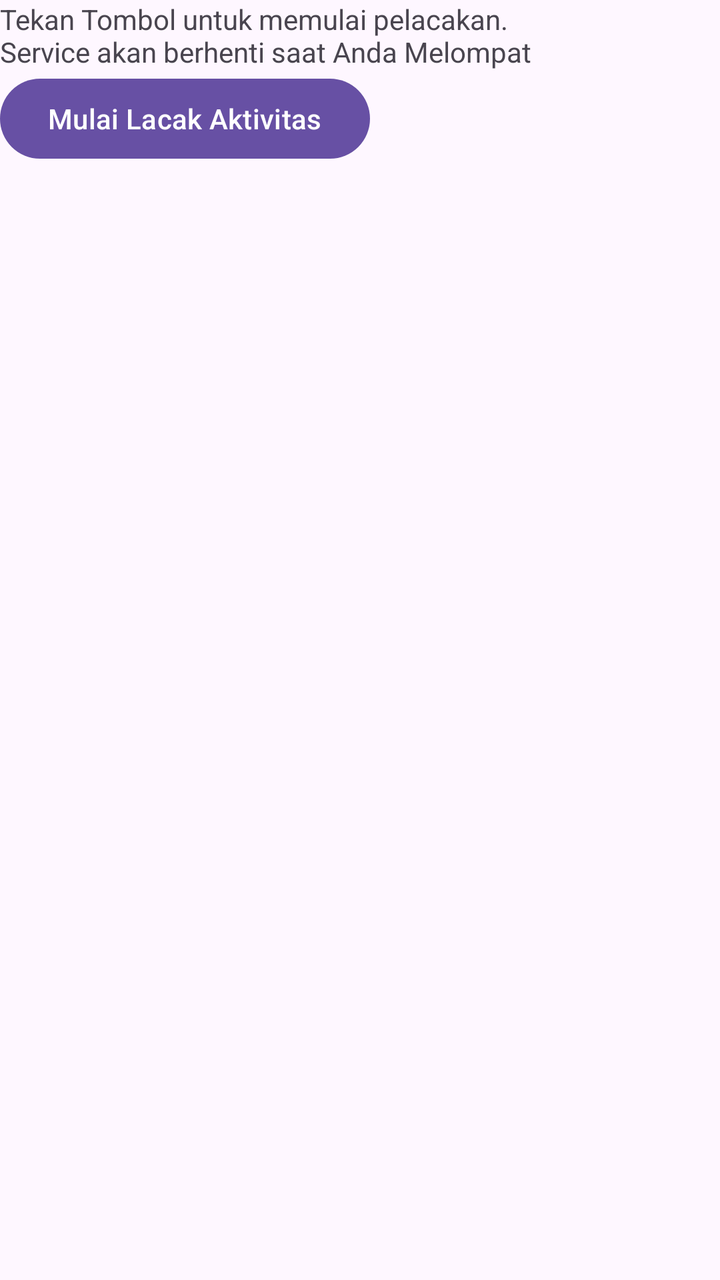
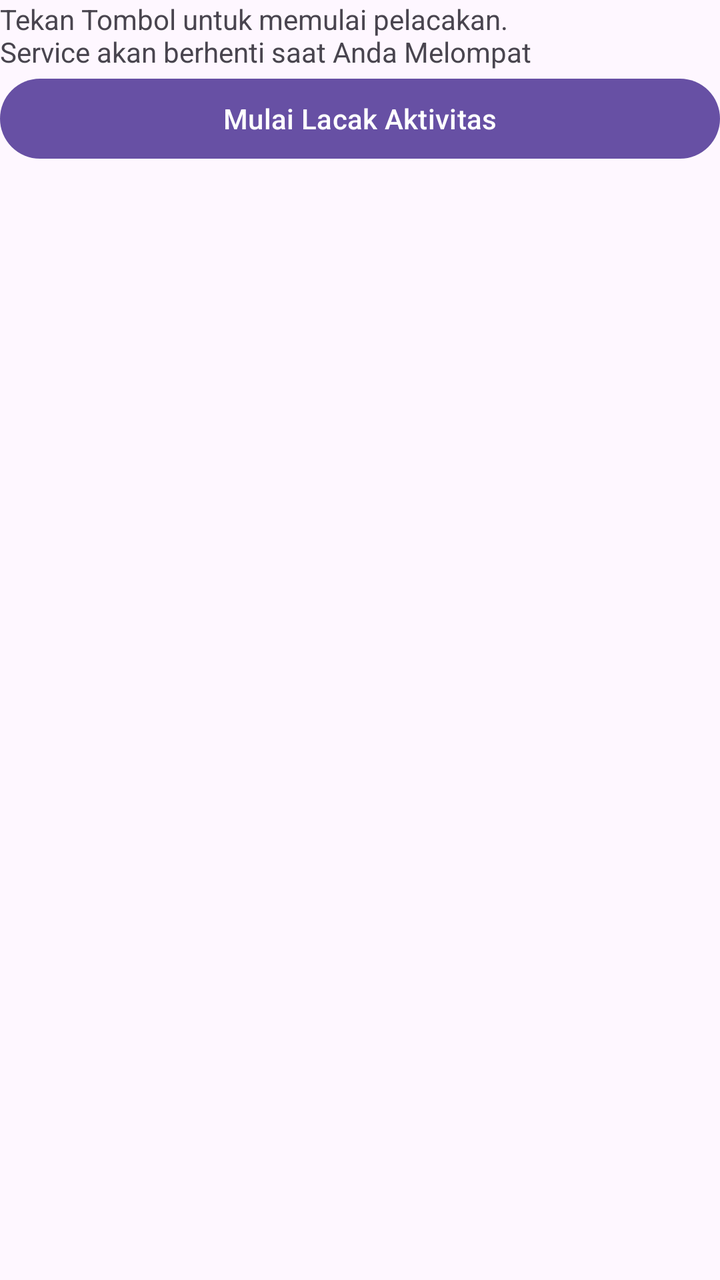

Before-and-after screenshots of an Android layout around one commit, followed by the original layout XML and the change that was made.
<!-- AndroidManifest.xml: application theme Theme.BackgroundServices -->
<!-- res/layout/activity_main.xml -->
<?xml version="1.0" encoding="utf-8"?>
<LinearLayout xmlns:android="http://schemas.android.com/apk/res/android"
    xmlns:app="http://schemas.android.com/apk/res-auto"
    xmlns:tools="http://schemas.android.com/tools"
    android:id="@+id/main"
    android:layout_width="match_parent"
    android:layout_height="match_parent"
    android:orientation="vertical"
    tools:context=".MainActivity">

    <TextView
        android:layout_width="wrap_content"
        android:layout_height="wrap_content"
        android:id="@+id/txtLacak"
        android:text="Tekan Tombol untuk memulai pelacakan. \nService akan berhenti saat Anda Melompat"
        />

    <Button
        android:layout_width="wrap_content"
        android:layout_height="wrap_content"
        android:text="Mulai Lacak Aktivitas"
        android:id="@+id/btnLacak"/>

</LinearLayout>
<!-- resources referenced by this layout -->
<resources>
  <style name="Theme.BackgroundServices" parent="Base.Theme.BackgroundServices" />
  <style name="Base.Theme.BackgroundServices" parent="Theme.Material3.DayNight.NoActionBar">
          
          
      </style>
</resources>

<!-- the commit's change to res/layout/activity_main.xml (unified diff, before → after) -->
@@ -3,21 +3,24 @@
     xmlns:app="http://schemas.android.com/apk/res-auto"
     xmlns:tools="http://schemas.android.com/tools"
     android:id="@+id/main"
-    android:layout_width="match_parent"
-    android:layout_height="match_parent"
+    android:layout_width="wrap_content"
+    android:layout_height="wrap_content"
+    android:layout_gravity="center"
     android:orientation="vertical"
+
     tools:context=".MainActivity">
 
     <TextView
-        android:layout_width="wrap_content"
+        android:layout_width="match_parent"
         android:layout_height="wrap_content"
-        android:id="@+id/txtLacak"
+        android:id="@+id/txtLaca"
         android:text="Tekan Tombol untuk memulai pelacakan. \nService akan berhenti saat Anda Melompat"
         />
 
     <Button
-        android:layout_width="wrap_content"
+        android:layout_width="match_parent"
         android:layout_height="wrap_content"
+        android:layout_gravity="center"
         android:text="Mulai Lacak Aktivitas"
         android:id="@+id/btnLacak"/>
 
